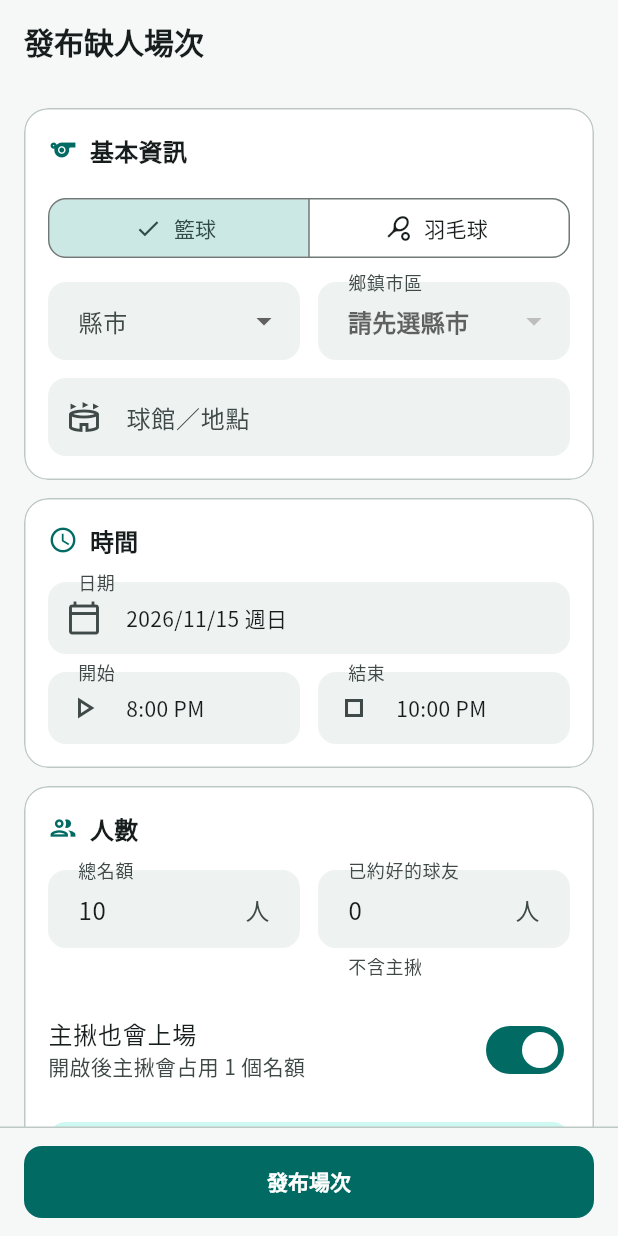
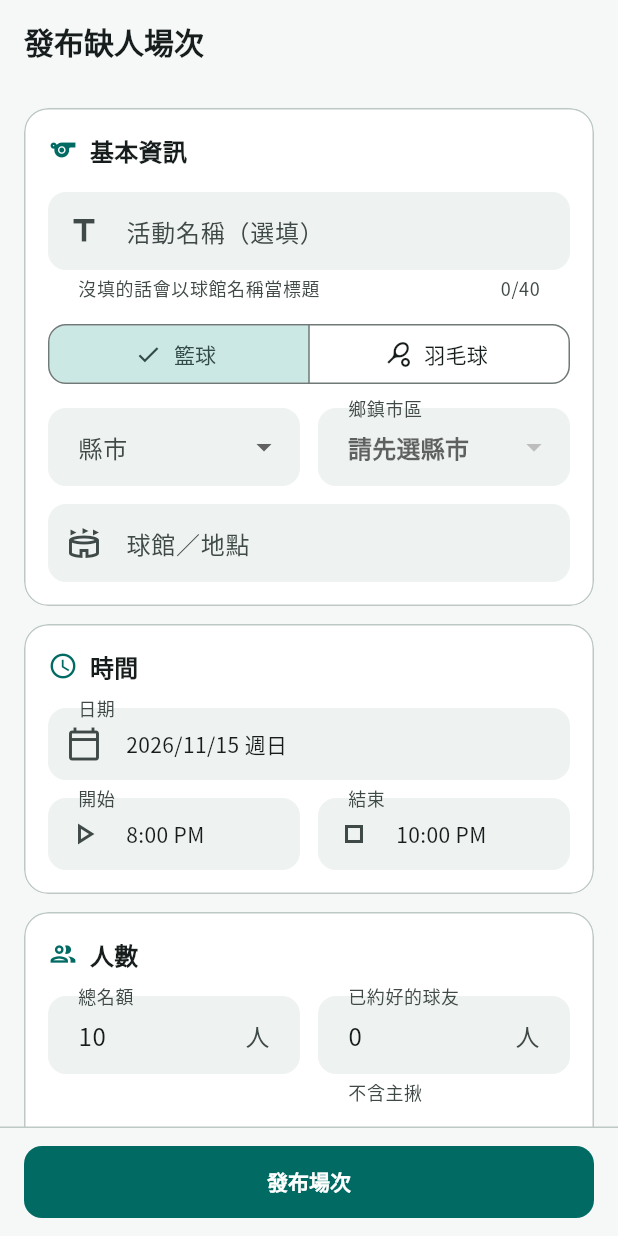
Before and after one commit to misawa3017/Jiuka, a Flutter app: the CreateEventScreen screen opened by its route, on a phone screen of 412 x 824 dp. Run offline on Flutter 3.47's test engine with Material 3 defaults, Android fonts, the phone set to English and light mode, and no system bars; our stand-ins replace cloud_firestore, cloud_functions, firebase_auth, firebase_core, go_router, google_fonts and 3 more; missing offline and left inert: dart:ui_web; accounts and stored records are empty.

Commit message:
發布場次新增選填的活動名稱
- 場次新增 title 欄位（選填，最多 40 字），列表與詳情以活動名稱
  為標題，未填時以球館名稱為標題
- Firestore 規則與 updateEvent 驗證長度與前後空白
- 補上模型、repository、規則、Functions 與表單測試

Co-Authored-By: Claude Opus 5.5 <noreply@anthropic.com>

```diff
--- a/lib/features/events/models/event_model.dart
+++ b/lib/features/events/models/event_model.dart
@@ -66,6 +66,10 @@ class Event {
   final String organizerId;
   final SportType? sport;
 
+  /// 主揪自訂的活動名稱（選填，最多 [maxTitleLength] 字）；空字串時畫面以球館名稱當標題。
+  final String title;
+  static const maxTitleLength = 40;
+
   /// 縣市，例如「臺北市」；用於首頁只選縣市時的篩選。
   final String city;
 
@@ -98,6 +102,7 @@ class Event {
     required this.groupId,
     this.organizerId = '',
     this.sport,
+    this.title = '',
     this.city = '',
     this.district = '',
     this.description = '',
@@ -117,6 +122,9 @@ class Event {
     this.cancelledAt,
   });
 
+  /// 畫面上的標題：有活動名稱用活動名稱，否則用球館名稱。
+  String get displayTitle => title.isNotEmpty ? title : venue;
+
   int get occupiedCount => existingPlayers + attendeeCount;
   int get spotsLeft => (maxPlayers - occupiedCount).clamp(0, maxPlayers);
   bool get isFull => spotsLeft == 0;
@@ -135,6 +143,7 @@ class Event {
     return {
       'groupId': groupId,
       'organizerId': organizerId,
+      'title': title,
       'sport': sport?.name,
       'city': city,
       'district': district,
@@ -168,6 +177,7 @@ class Event {
       sport: SportType.values
           .where((sport) => sport.name == map['sport'])
           .firstOrNull,
+      title: _stringValue(map['title']).trim(),
       // 舊場次沒有 city 欄位，從地區全名推算。
       city: _stringValue(map['city']).isNotEmpty
           ? _stringValue(map['city'])
@@ -210,6 +220,7 @@ class Event {
     String? groupId,
     String? organizerId,
     SportType? sport,
+    String? title,
     String? city,
     String? district,
     String? description,
@@ -231,6 +242,7 @@ class Event {
       groupId: groupId ?? this.groupId,
       organizerId: organizerId ?? this.organizerId,
       sport: sport ?? this.sport,
+      title: title ?? this.title,
       city: city ?? this.city,
       district: district ?? this.district,
       description: description ?? this.description,
--- a/lib/features/events/repositories/event_repository.dart
+++ b/lib/features/events/repositories/event_repository.dart
@@ -31,6 +31,8 @@ class EventRepository extends ChangeNotifier {
   static void validateEvent(Event event) {
     if (event.organizerId.isEmpty ||
         event.sport == null ||
+        event.title != event.title.trim() ||
+        event.title.length > Event.maxTitleLength ||
         // 地區必須來自下拉清單：district 是 city 底下的鄉鎮市區全名。
         !taiwanDistricts.containsKey(event.city) ||
         cityOfDistrict(event.district) != event.city ||
@@ -57,6 +59,7 @@ class EventRepository extends ChangeNotifier {
   Future<void> updateEvent(Event event) async {
     validateEvent(event);
     final payload = {
+      'title': event.title,
       'sport': event.sport!.name,
       'city': event.city,
       'district': event.district,
--- a/lib/features/events/screens/create_event_screen.dart
+++ b/lib/features/events/screens/create_event_screen.dart
@@ -29,6 +29,7 @@ class _CreateEventScreenState extends State<CreateEventScreen> {
   // 地區由下拉選單選擇；舊場次的地區若不在清單內，編輯時需重新選擇。
   String? _city;
   String? _area;
+  final _titleController = TextEditingController();
   final _venueController = TextEditingController();
   final _descriptionController = TextEditingController();
   final _costController = TextEditingController();
@@ -52,6 +53,7 @@ class _CreateEventScreenState extends State<CreateEventScreen> {
     if (event == null) return;
     _city = cityOfDistrict(event.district);
     _area = areaOfDistrict(event.district);
+    _titleController.text = event.title;
     _venueController.text = event.venue;
     _descriptionController.text = event.description;
     _costController.text = '${event.cost}';
@@ -69,6 +71,7 @@ class _CreateEventScreenState extends State<CreateEventScreen> {
   @override
   void dispose() {
     for (final controller in [
+      _titleController,
       _venueController,
       _descriptionController,
       _costController,
@@ -153,6 +156,7 @@ class _CreateEventScreenState extends State<CreateEventScreen> {
       if (widget.initialEvent case final original?) {
         await repository.updateEvent(
           original.copyWith(
+            title: _titleController.text.trim(),
             sport: _sport,
             city: _city!,
             district: '$_city$_area',
@@ -175,6 +179,7 @@ class _CreateEventScreenState extends State<CreateEventScreen> {
           id: const Uuid().v4(),
           groupId: widget.groupId,
           organizerId: organizer.id,
+          title: _titleController.text.trim(),
           sport: _sport,
           city: _city!,
           district: '$_city$_area',
@@ -263,6 +268,17 @@ class _CreateEventScreenState extends State<CreateEventScreen> {
                     title: '基本資訊',
                     icon: Icons.sports_outlined,
                     children: [
+                      TextFormField(
+                        controller: _titleController,
+                        maxLength: Event.maxTitleLength,
+                        textInputAction: TextInputAction.next,
+                        decoration: const InputDecoration(
+                          labelText: '活動名稱（選填）',
+                          hintText: '例如：週三晚間籃球揪團',
+                          prefixIcon: Icon(Icons.title),
+                          helperText: '沒填的話會以球館名稱當標題',
+                        ),
+                      ),
                       SegmentedButton<SportType>(
                         segments: [
                           for (final sport in SportType.values)
```
Also changed, not shown: lib/features/events/screens/event_detail_screen.dart (+6 -1 lines), lib/features/events/widgets/event_card.dart (+5 -2 lines), 8 other files.
